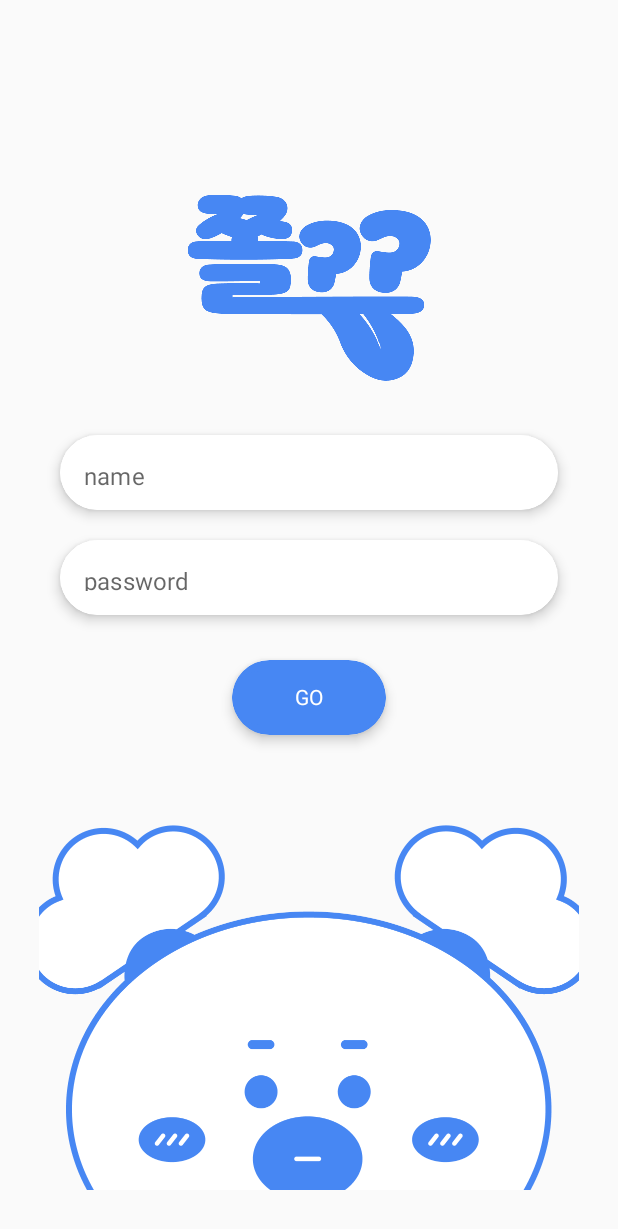
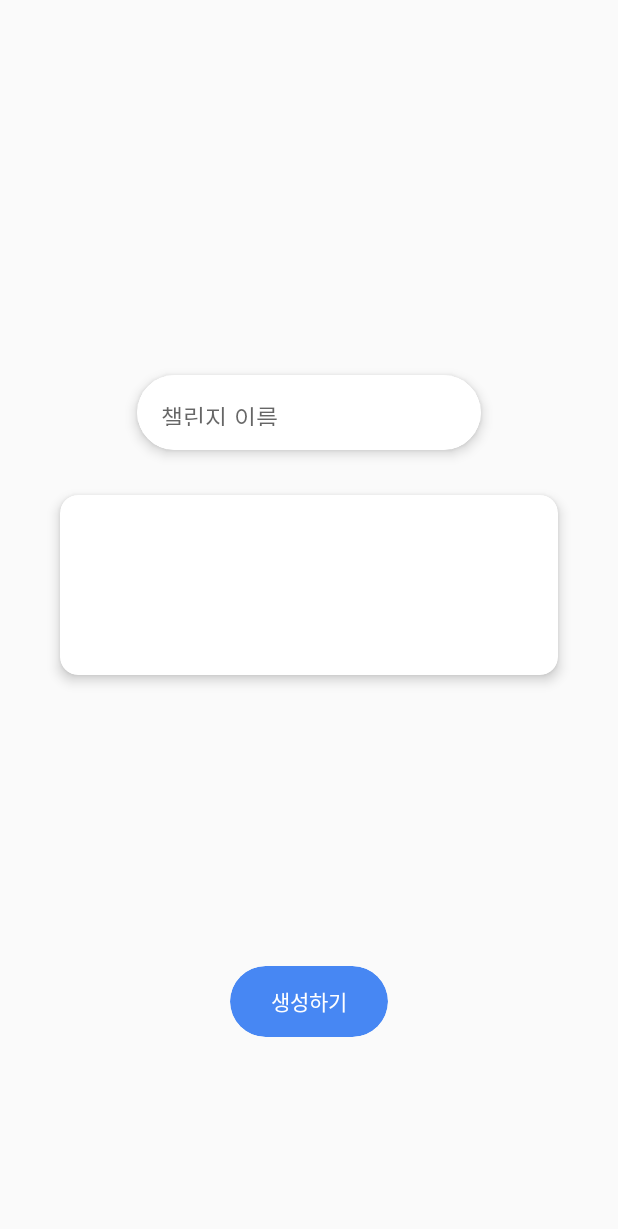
Before and after one commit to GGON-AND-KIDS/GGON-AND-KIDS-Android, an Android app built with Jetpack Compose: the screen it shows after launch (MainActivity), on a phone screen of 412 x 824 dp. Shown: the top 1229 px of the screen. Run offline under Robolectric (Android 15) with nearby library versions, the phone set to English and light mode, and no system bars; Roboto replaces fonts that are not available here.

Commit message:
feat: 챌린지 생성 페이지 ui틀

```diff
--- a/app/src/main/java/com/example/jjol/LoginScreen.kt
+++ b/app/src/main/java/com/example/jjol/LoginScreen.kt
@@ -80,11 +80,13 @@ fun LoginScreen() {
 fun JJOLInput(
     state: MutableState<String>,
     text: String,
-    paddingTop: Dp
+    paddingTop: Dp,
+    paddingStart: Dp = 40.dp,
+    paddingEnd: Dp = 40.dp
 ) {
     Box(
         modifier = Modifier
-            .padding(top = paddingTop, start = 40.dp, end = 40.dp)
+            .padding(top = paddingTop, start = paddingStart, end = paddingEnd)
             .shadow(
                 elevation = 5.dp,
                 shape = RoundedCornerShape(30.dp)
--- a/app/src/main/java/com/example/jjol/MainActivity.kt
+++ b/app/src/main/java/com/example/jjol/MainActivity.kt
@@ -10,13 +10,14 @@ import androidx.compose.material.Text
 import androidx.compose.runtime.Composable
 import androidx.compose.ui.Modifier
 import androidx.compose.ui.tooling.preview.Preview
+import com.example.jjol.ui.CreateChallenge
 import com.example.jjol.ui.theme.JJOLTheme
 
 class MainActivity : ComponentActivity() {
     override fun onCreate(savedInstanceState: Bundle?) {
         super.onCreate(savedInstanceState)
         setContent {
-            LoginScreen()
+            CreateChallenge()
         }
     }
 }
--- a/app/src/main/java/com/example/jjol/ui/CreateChallenge.kt
+++ b/app/src/main/java/com/example/jjol/ui/CreateChallenge.kt
@@ -1,32 +1,75 @@
 package com.example.jjol.ui
 
+import androidx.compose.foundation.background
 import androidx.compose.foundation.layout.Column
+import androidx.compose.foundation.layout.Row
 import androidx.compose.foundation.layout.Spacer
+import androidx.compose.foundation.layout.fillMaxWidth
 import androidx.compose.foundation.layout.height
-import androidx.compose.material.Text
-import androidx.compose.material.TextField
+import androidx.compose.foundation.layout.padding
+import androidx.compose.foundation.layout.wrapContentWidth
+import androidx.compose.foundation.shape.RoundedCornerShape
 import androidx.compose.runtime.Composable
-import androidx.compose.runtime.getValue
 import androidx.compose.runtime.mutableStateOf
 import androidx.compose.runtime.remember
-import androidx.compose.runtime.setValue
+import androidx.compose.ui.Alignment
 import androidx.compose.ui.Modifier
+import androidx.compose.ui.draw.shadow
+import androidx.compose.ui.graphics.Color
 import androidx.compose.ui.tooling.preview.Preview
 import androidx.compose.ui.unit.dp
+import com.example.jjol.BtnSize
+import com.example.jjol.JJOLButton
+import com.example.jjol.JJOLInput
+
+private val roundedCornerShape: RoundedCornerShape = RoundedCornerShape(12.dp)
 
 @Composable
 fun CreateChallenge() {
 
-    var inputChallengeName by remember { mutableStateOf("") }
+    val inputChallengeName = remember { mutableStateOf("") }
 
     Column {
-        Spacer(modifier = Modifier.height(300.dp))
+        Spacer(modifier = Modifier.height(250.dp))
 
-        TextField(
-            value = inputChallengeName,
-            onValueChange = { inputChallengeName = it },
-            label = { Text(text = "챌린지 이름") },
+        JJOLInput(
+            state = inputChallengeName,
+            text = "챌린지 이름",
+            paddingTop = 0.dp,
+            paddingStart = 91.dp,
+            paddingEnd = 91.dp,
         )
+
+        Spacer(modifier = Modifier.height(30.dp))
+
+        Row(
+            modifier = Modifier
+                .fillMaxWidth()
+                .padding(horizontal = 40.dp)
+                .height(120.dp)
+                .shadow(
+                    elevation = 5.dp,
+                    shape = roundedCornerShape
+                )
+                .background(
+                    color = Color.White,
+                    shape = roundedCornerShape
+                )
+        ) {
+
+        }
+
+        Spacer(modifier = Modifier.height(194.dp))
+
+        JJOLButton(
+            modifier = Modifier
+                .fillMaxWidth()
+                .wrapContentWidth(Alignment.CenterHorizontally),
+            text = "생성하기",
+            btnSize = BtnSize.START_AND_CREATE_BTN
+        ) {
+
+        }
     }
 }
 
```
